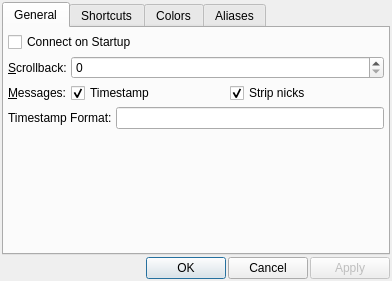
This is Quazaa/UI/dialogircsettings.ui in c3c/quazaa as Qt 5 draws it before an edit. The edited form follows.
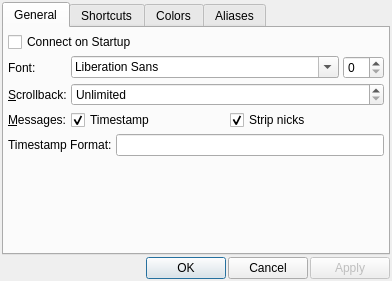
This is the edited form. The open tabs and pages were chosen to show the change. Icons and pictures are not drawn. Custom widgets are drawn as their Qt base class.

Commit message: Added support for changing fonts back to irc settings.

Patch:
```diff
--- a/Quazaa/UI/dialogircsettings.ui
+++ b/Quazaa/UI/dialogircsettings.ui
@@ -75,7 +75,7 @@
          </item>
         </layout>
        </item>
-       <item row="1" column="0">
+       <item row="2" column="0">
         <widget class="QLabel" name="label_3">
          <property name="text">
           <string>&amp;Scrollback:</string>
@@ -85,8 +85,11 @@
          </property>
         </widget>
        </item>
-       <item row="1" column="1">
+       <item row="2" column="1">
         <widget class="QSpinBox" name="spinBoxBlockCount">
+         <property name="specialValueText">
+          <string>Unlimited</string>
+         </property>
          <property name="maximum">
           <number>9999</number>
          </property>
@@ -95,7 +98,7 @@
          </property>
         </widget>
        </item>
-       <item row="2" column="0">
+       <item row="3" column="0">
         <widget class="QLabel" name="label_4">
          <property name="text">
           <string>&amp;Messages:</string>
@@ -105,7 +108,7 @@
          </property>
         </widget>
        </item>
-       <item row="2" column="1">
+       <item row="3" column="1">
         <layout class="QHBoxLayout" name="horizontalLayout_2">
          <item>
           <widget class="QCheckBox" name="checkBoxTimeStamp">
@@ -129,7 +132,7 @@
          </item>
         </layout>
        </item>
-       <item row="3" column="0" colspan="2">
+       <item row="4" column="0" colspan="2">
         <layout class="QHBoxLayout" name="horizontalLayout_5">
          <item>
           <widget class="QLabel" name="label_2">
@@ -143,6 +146,30 @@
          </item>
         </layout>
        </item>
+       <item row="1" column="0">
+        <widget class="QLabel" name="label">
+         <property name="text">
+          <string>Font:</string>
+         </property>
+        </widget>
+       </item>
+       <item row="1" column="1">
+        <layout class="QHBoxLayout" name="horizontalLayout_4">
+         <item>
+          <widget class="QFontComboBox" name="fontComboBox">
+           <property name="sizePolicy">
+            <sizepolicy hsizetype="MinimumExpanding" vsizetype="Fixed">
+             <horstretch>0</horstretch>
+             <verstretch>0</verstretch>
+            </sizepolicy>
+           </property>
+          </widget>
+         </item>
+         <item>
+          <widget class="QSpinBox" name="spinBoxFontSize"/>
+         </item>
+        </layout>
+       </item>
       </layout>
      </widget>
      <widget class="QWidget" name="tabShortcuts">
```
Left out of the diff: 2 changed lines with no effect on the pictures. The commit also changes 2 other files.
